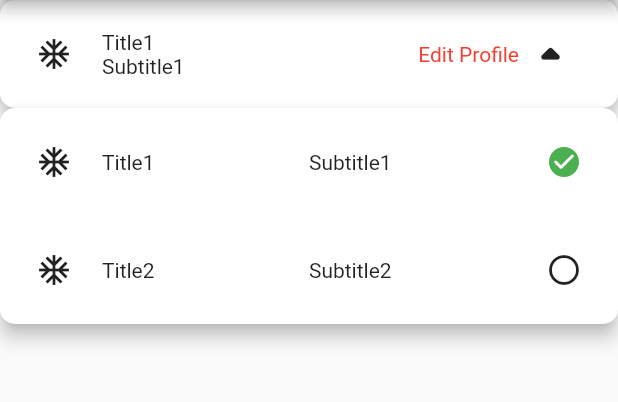
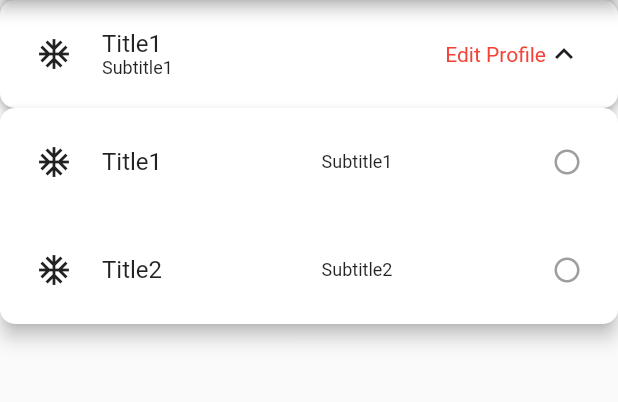
Before and after one commit to Nagoorkani2393/Animated-drop-down, a Flutter app: the screen it shows after launch, after a tap on "Title1", on a phone screen of 412 x 824 dp, the part 84-486 px from its top. Run offline on Flutter 3.47's test engine with Material 2 defaults, Android fonts, the phone set to English and light mode, and no system bars.

Commit message:
fix(design): update design issue

```diff
--- a/lib/animated_drop_down_item_widget.dart
+++ b/lib/animated_drop_down_item_widget.dart
@@ -39,16 +39,25 @@ class AnimatedDropDownItemWidget extends StatelessWidget {
           children: <Widget>[
             leading,
             const SizedBox(width: 20),
-            Text(title),
+            Text(title, style: const TextStyle(fontSize: 16)),
             const Spacer(),
-            Text(subTitle ?? ''),
+            if (subTitle != null)
+              Text(
+                subTitle!,
+                style: const TextStyle(fontSize: 12),
+              ),
             const Spacer(),
             isSelected
                 ? const Icon(
                     Icons.check_circle_rounded,
-                    color: Colors.green,
+                    color: Color(0xFF00C868),
+                    size: 20,
                   )
-                : const Icon(Icons.radio_button_unchecked_outlined)
+                : const Icon(
+                    Icons.radio_button_unchecked_outlined,
+                    color: Colors.grey,
+                    size: 20,
+                  )
           ],
         ),
       ),
--- a/lib/drop_down.dart
+++ b/lib/drop_down.dart
@@ -14,6 +14,7 @@ class AnimatedDropDown extends StatefulWidget {
       this.width,
       required this.items,
       this.initialItem,
+      this.onTileTap,
       this.trailingText})
       : super(key: key);
 
@@ -25,6 +26,7 @@ class AnimatedDropDown extends StatefulWidget {
   final double? height;
   final List<AnimatedDropDownItems> items;
   final AnimatedDropDownItems? initialItem;
+  final void Function(int index)? onTileTap;
 
   @override
   State<AnimatedDropDown> createState() => _AnimatedDropDownState();
@@ -43,9 +45,11 @@ class _AnimatedDropDownState extends State<AnimatedDropDown>
   late Animation<double> _arrowAnim;
   late Animation<double> _fadeAnim;
   late ValueNotifier<AnimatedDropDownItems> _currentItem;
+  AnimatedDropDownItems? _initialItem;
 
   @override
   void initState() {
+    _initialItem = widget.initialItem;
     dropDownKey = LabeledGlobalKey("dropDown");
     _currentItem = ValueNotifier(widget.items[0]);
     _animationController = AnimationController(
@@ -86,15 +90,15 @@ class _AnimatedDropDownState extends State<AnimatedDropDown>
               borderRadius: BorderRadius.circular(widget.borderRadius ?? 0),
               boxShadow: const [
                 BoxShadow(
-                    color: Colors.grey, offset: Offset(0, 2), blurRadius: 10),
+                    color: Colors.grey, offset: Offset(0, 2), blurRadius: 5),
               ],
               color: widget.tileColor ?? Colors.white),
           child: ValueListenableBuilder<AnimatedDropDownItems>(
             valueListenable: _currentItem,
             builder: (context, value, child) => Row(
               children: [
-                if (widget.initialItem != null) widget.initialItem!.leading,
-                if (widget.initialItem == null) value.leading,
+                if (_initialItem != null) _initialItem!.leading,
+                if (_initialItem == null) value.leading,
                 const SizedBox(
                   width: 20,
                 ),
@@ -102,12 +106,20 @@ class _AnimatedDropDownState extends State<AnimatedDropDown>
                   mainAxisAlignment: MainAxisAlignment.center,
                   crossAxisAlignment: CrossAxisAlignment.start,
                   children: [
-                    Text(widget.initialItem != null
-                        ? widget.initialItem!.title
-                        : value.title),
-                    Text(widget.initialItem != null
-                        ? widget.initialItem!.subTitle ?? ''
-                        : value.subTitle ?? "")
+                    Text(
+                      _initialItem != null ? _initialItem!.title : value.title,
+                      style: const TextStyle(fontSize: 16),
+                    ),
+                    if (_initialItem != null && _initialItem?.subTitle != null)
+                      Text(
+                        _initialItem!.subTitle!,
+                        style: const TextStyle(fontSize: 12),
+                      ),
+                    if (_initialItem == null && value.subTitle != null)
+                      Text(
+                        value.subTitle!,
+                        style: const TextStyle(fontSize: 12),
+                      )
                   ],
                 ),
                 const Spacer(),
@@ -122,8 +134,7 @@ class _AnimatedDropDownState extends State<AnimatedDropDown>
                         child: child,
                       ),
                       child: const Icon(
-                        Icons.arrow_drop_down_rounded,
-                        size: 42,
+                        Icons.keyboard_arrow_down_sharp,
                       ),
                     )
                   ],
@@ -220,12 +231,18 @@ class _AnimatedDropDownState extends State<AnimatedDropDown>
                                 title: element.title,
                                 subTitle: element.subTitle,
                                 leading: element.leading,
-                                isSelected: element.title == value.title,
+                                isSelected:
+                                    element.title == _initialItem?.title,
                                 onTap: (item) {
+                                  _initialItem = item;
                                   _currentItem.value = item;
                                   _secondaryAnimController.reverse().then((_) {
                                     _animationController.reverse().then((_) {
                                       _overlayEntry?.remove();
+                                      if (widget.onTileTap != null) {
+                                        widget.onTileTap!(
+                                            widget.items.indexOf(element));
+                                      }
                                     });
                                   });
                                   _isExpanded = !_isExpanded;
```
